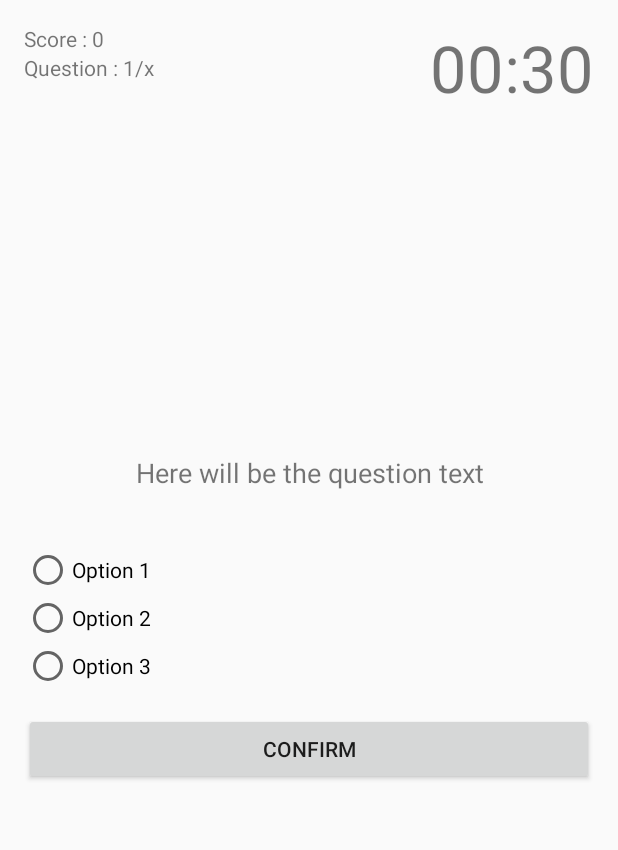
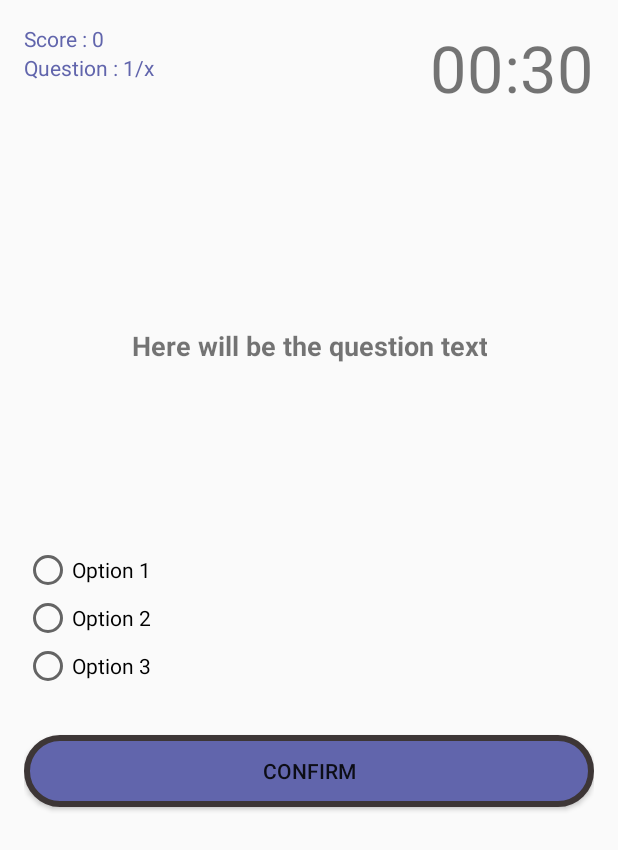
Before and after one commit to tahn98/EnglishApp, an Android app: the QuizActivity screen opened directly, with no data from a screen before it, on a phone screen of 412 x 824 dp. Shown: the top 850 px of the screen. Run offline under Robolectric (Android 15) with nearby library versions, the phone set to English and light mode, and no system bars; 7 statements that could not run were skipped.

Commit message:
version1.3

```diff
--- a/app/src/main/res/layout/activity_quiz.xml
+++ b/app/src/main/res/layout/activity_quiz.xml
@@ -8,12 +8,14 @@
     android:padding="16dp">
 
     <TextView
+        android:textColor="#6165AC"
         android:id="@+id/textviewScore"
         android:layout_width="wrap_content"
         android:layout_height="wrap_content"
         android:text="Score : 0"/>
 
     <TextView
+        android:textColor="#6165AC"
         android:id="@+id/textviewQuestionCount"
         android:layout_width="wrap_content"
         android:layout_height="wrap_content"
@@ -33,9 +35,10 @@
         android:layout_width="wrap_content"
         android:layout_height="wrap_content"
         android:text="Here will be the question text\n"
+        android:textStyle="bold"
         android:layout_above="@id/radioGroup"
         android:layout_centerHorizontal="true"
-        android:layout_marginBottom="15dp"
+        android:layout_marginBottom="100dp"
         android:textAlignment="center"
         android:textSize="18sp"/>
 
@@ -63,7 +66,8 @@
     </RadioGroup>
 
     <Button
-        android:layout_marginTop="15dp"
+        android:background="@drawable/custom_bt"
+        android:layout_marginTop="30dp"
         android:layout_below="@id/radioGroup"
         android:id="@+id/buttonConfirm"
         android:text="Confirm"
```
Also changed, not shown: app/src/main/java/com/tahn/quizapplicationv3/QuizActivity.java (+5 -5 lines), app/src/main/assets/databases/quizData.db.
